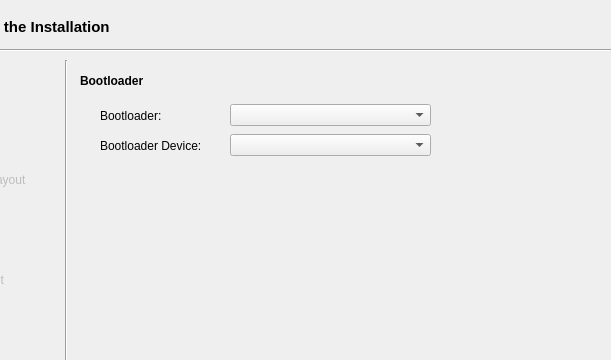
This is src/usr/share/bbqlinux-installer/qt_interface.ui in bbqlinux/bbqlinux-installer as Qt 5 draws it before an edit; both pictures show x 154 to 765 and y 0 to 360 of the 850 by 480 pixel window. The edited form follows.
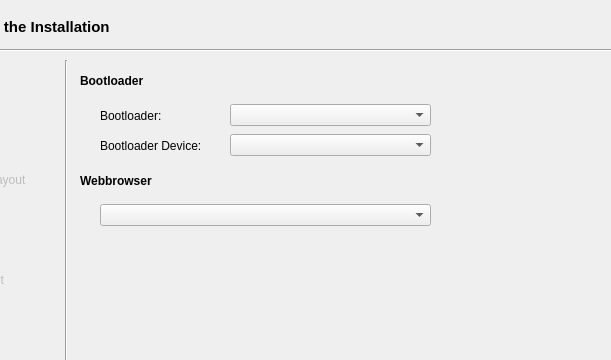
This is the edited form. The open tabs and pages were chosen to show the change. Icons and pictures are not drawn.

Commit message: check if part label exists, add webbrowser selection

```diff
--- a/src/usr/share/bbqlinux-installer/qt_interface.ui
+++ b/src/usr/share/bbqlinux-installer/qt_interface.ui
@@ -573,6 +573,46 @@
           </item>
          </layout>
         </widget>
+        <widget class="QWidget" name="verticalLayoutWidget_39">
+         <property name="geometry">
+          <rect>
+           <x>10</x>
+           <y>110</y>
+           <width>451</width>
+           <height>21</height>
+          </rect>
+         </property>
+         <layout class="QVBoxLayout" name="verticalLayout_40">
+          <item>
+           <widget class="QLabel" name="label_22">
+            <property name="font">
+             <font>
+              <weight>75</weight>
+              <bold>true</bold>
+             </font>
+            </property>
+            <property name="text">
+             <string>Webbrowser</string>
+            </property>
+           </widget>
+          </item>
+         </layout>
+        </widget>
+        <widget class="QWidget" name="horizontalLayoutWidget_12">
+         <property name="geometry">
+          <rect>
+           <x>30</x>
+           <y>140</y>
+           <width>331</width>
+           <height>31</height>
+          </rect>
+         </property>
+         <layout class="QHBoxLayout" name="horizontalLayout_12">
+          <item>
+           <widget class="QComboBox" name="webbrowserComboBox"/>
+          </item>
+         </layout>
+        </widget>
        </widget>
        <widget class="QWidget" name="userPage">
         <widget class="QWidget" name="verticalLayoutWidget_16">
```
Left out of the diff: 14 changed lines with no effect on the pictures. The commit also changes 4 other files.
